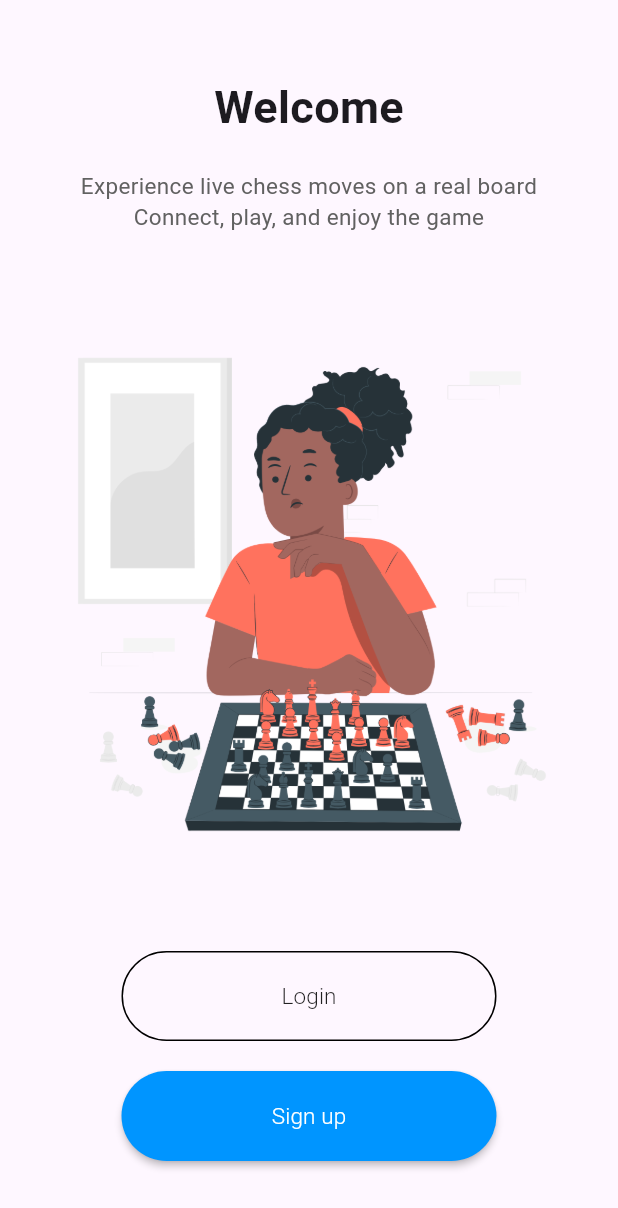
After one commit to udayaKavinda/e19-3yp-Smart-Chessboard, a Flutter app: the screen it shows after launch, on a phone screen of 412 x 824 dp. The commit adds this screen. Shown: the top 1208 px of the screen. Run offline on Flutter 3.47's test engine with Material 3 defaults, Android fonts, the phone set to English and light mode, and no system bars; our stand-ins replace socket_io_client; missing offline and left inert: flutter_chess_board; project files that could hold a hidden picture were left out.

Commit message:
routes updated

```diff
--- a/code/smartchessboard/lib/resources/socket_client.dart
+++ b/code/smartchessboard/lib/resources/socket_client.dart
@@ -6,7 +6,7 @@ class SocketClient {
   static SocketClient? _instance;
 
   SocketClient._internal() {
-    socket = IO.io('http://192.168.1.100:3000', <String, dynamic>{
+    socket = IO.io('http://192.168.1.101:3000', <String, dynamic>{
       'transports': ['websocket'],
       'autoconnect': false,
     });
--- a/code/smartchessboard/lib/screens/game_screen.dart
+++ b/code/smartchessboard/lib/screens/game_screen.dart
@@ -1,7 +1,6 @@
 import 'dart:math';
 
 import 'package:flutter/material.dart';
-import 'package:chess/chess.dart' as chesslib;
 import 'package:provider/provider.dart';
 import 'package:smartchessboard/provider/move_data_provider.dart';
 import 'package:smartchessboard/provider/room_data_provider.dart';
--- a/code/smartchessboard/lib/screens/login.dart
+++ b/code/smartchessboard/lib/screens/login_screen.dart
@@ -1,7 +1,9 @@
 import 'package:flutter/material.dart';
-import 'package:smartchessboard/screens/signup.dart';
+import 'package:smartchessboard/screens/signup_screen.dart';
 
 class LoginPage extends StatelessWidget {
+  static String routeName = '/login';
+  const LoginPage({super.key});
   @override
   Widget build(BuildContext context) {
     return Scaffold(
@@ -15,11 +17,11 @@ class LoginPage extends StatelessWidget {
           onPressed: () {
             Navigator.pop(context);
           },
-          icon: Icon(Icons.arrow_back_ios,
+          icon: Icon(
+            Icons.arrow_back_ios,
             size: 20,
-          color: Colors.black,),
-
-
+            color: Colors.black,
+          ),
         ),
       ),
       body: Container(
@@ -28,18 +30,24 @@ class LoginPage extends StatelessWidget {
         child: Column(
           mainAxisAlignment: MainAxisAlignment.spaceBetween,
           children: <Widget>[
-            Expanded(child: Column(
+            Expanded(
+                child: Column(
               mainAxisAlignment: MainAxisAlignment.spaceEvenly,
               children: <Widget>[
                 Column(
                   children: <Widget>[
-                    Text("Login",
-                    style: TextStyle(fontSize: 30, fontWeight: FontWeight.bold),),
-                    SizedBox(height: 20,),
-                    Text("Login to your account",
-                    style: TextStyle(
-                      fontSize: 15,
-                    color:Colors.grey[700]),)
+                    Text(
+                      "Login",
+                      style:
+                          TextStyle(fontSize: 30, fontWeight: FontWeight.bold),
+                    ),
+                    SizedBox(
+                      height: 20,
+                    ),
+                    Text(
+                      "Login to your account",
+                      style: TextStyle(fontSize: 15, color: Colors.grey[700]),
+                    )
                   ],
                 ),
                 Padding(
@@ -51,8 +59,8 @@ class LoginPage extends StatelessWidget {
                     ],
                   ),
                 ),
-                  Padding(padding:
-                  EdgeInsets.symmetric(horizontal: 40),
+                Padding(
+                  padding: EdgeInsets.symmetric(horizontal: 40),
                   child: Container(
                     padding: EdgeInsets.only(top: 3, left: 3),
                     child: MaterialButton(
@@ -63,47 +71,38 @@ class LoginPage extends StatelessWidget {
                       elevation: 0,
                       shape: RoundedRectangleBorder(
                         borderRadius: BorderRadius.circular(50),
-
                       ),
                       child: Text(
-                          "Login", style: TextStyle(
+                        "Login",
+                        style: TextStyle(
                           fontWeight: FontWeight.w600,
                           fontSize: 15,
                           color: Colors.white,
-
-                        ),
-                        ),
-
                         ),
                       ),
                     ),
-
-
+                  ),
+                ),
                 Row(
                   mainAxisAlignment: MainAxisAlignment.center,
                   children: <Widget>[
                     Text("Don't have an account?"),
-                    Text(" Sign up", style: TextStyle(
+                    Text(" Sign up",
+                        style: TextStyle(
                           fontWeight: FontWeight.w600,
                           fontSize: 15,
-
-                    )
-                    )
+                        ))
                   ],
                 ),
-
                 Container(
-                  padding: EdgeInsets.only(top: 100,bottom: 50),
+                  padding: EdgeInsets.only(top: 100, bottom: 50),
                   height: 300,
                   decoration: BoxDecoration(
                     image: DecorationImage(
                         image: AssetImage("assets/loginbackground.png"),
-                      fit: BoxFit.fitHeight
-                    ),
-
+                        fit: BoxFit.fitHeight),
                   ),
                 )
-
               ],
             ))
           ],
@@ -111,25 +110,17 @@ class LoginPage extends StatelessWidget {
       ),
     );
   }
-
 }
 
-
 // we will be creating a widget for text field
-Widget inputFile({label, obscureText = false})
-{
+Widget inputFile({label, obscureText = false}) {
   return Column(
-
     crossAxisAlignment: CrossAxisAlignment.start,
     children: <Widget>[
       Text(
         label,
         style: TextStyle(
-          fontSize: 15,
-          fontWeight: FontWeight.w400,
-          color:Colors.black87
-        ),
-
+            fontSize: 15, fontWeight: FontWeight.w400, color: Colors.black87),
       ),
       SizedBox(
         height: 5,
@@ -137,18 +128,14 @@ Widget inputFile({label, obscureText = false})
       TextField(
         obscureText: obscureText,
         decoration: InputDecoration(
-          contentPadding: EdgeInsets.symmetric(vertical: 0,
-          horizontal: 10),
+            contentPadding: EdgeInsets.symmetric(vertical: 0, horizontal: 10),
             enabledBorder: OutlineInputBorder(
-            borderSide: BorderSide(
-              color: const Color.fromARGB(255, 189, 189, 189)
-            ),
-
+              borderSide:
+                  BorderSide(color: const Color.fromARGB(255, 189, 189, 189)),
             ),
             border: OutlineInputBorder(
-            borderSide: BorderSide(color: const Color.fromARGB(255, 189, 189, 189))
-          )
-        ),
+                borderSide: BorderSide(
+                    color: const Color.fromARGB(255, 189, 189, 189)))),
       ),
       SizedBox(height: 10)
     ],
--- a/code/smartchessboard/lib/screens/signup.dart
+++ b/code/smartchessboard/lib/screens/signup_screen.dart
@@ -3,6 +3,8 @@ import 'dart:ui';
 import 'package:flutter/material.dart';
 
 class SignupPage extends StatelessWidget {
+  static String routeName = '/sign-up';
+  const SignupPage({super.key});
   @override
   Widget build(BuildContext context) {
     return Scaffold(
@@ -16,11 +18,11 @@ class SignupPage extends StatelessWidget {
           onPressed: () {
             Navigator.pop(context);
           },
-          icon: Icon(Icons.arrow_back_ios,
+          icon: Icon(
+            Icons.arrow_back_ios,
             size: 20,
-            color: Colors.black,),
-
-
+            color: Colors.black,
+          ),
         ),
       ),
       body: SingleChildScrollView(
@@ -33,20 +35,20 @@ class SignupPage extends StatelessWidget {
             children: <Widget>[
               Column(
                 children: <Widget>[
-
-                  Text("Sign up",
+                  Text(
+                    "Sign up",
                     style: TextStyle(
                       fontSize: 30,
                       fontWeight: FontWeight.bold,
-
-                  ),),
-                  SizedBox(height: 20,),
-                  Text("Create an account, It's free ",
-                    style: TextStyle(
-                        fontSize: 15,
-                        color:Colors.grey[700]),)
-
-
+                    ),
+                  ),
+                  SizedBox(
+                    height: 20,
+                  ),
+                  Text(
+                    "Create an account, It's free ",
+                    style: TextStyle(fontSize: 15, color: Colors.grey[700]),
+                  )
                 ],
               ),
               Column(
@@ -60,72 +62,51 @@ class SignupPage extends StatelessWidget {
               Container(
                 padding: EdgeInsets.only(top: 3, left: 3),
                 child: MaterialButton(
-                  minWidth:250,
+                  minWidth: 250,
                   height: 60,
                   onPressed: () {},
                   color: Color(0xff0095FF),
                   elevation: 0,
                   shape: RoundedRectangleBorder(
                     borderRadius: BorderRadius.circular(50),
-
                   ),
                   child: Text(
-                    "Sign up", style: TextStyle(
+                    "Sign up",
+                    style: TextStyle(
                       fontWeight: FontWeight.w600,
                       fontSize: 18,
                       color: Colors.white,
-
-
                     ),
                   ),
                 ),
-
-
-
               ),
               Row(
                 mainAxisAlignment: MainAxisAlignment.center,
                 children: <Widget>[
                   Text("Already have an account?"),
-                  Text(" Login", style:TextStyle(
-                      fontWeight: FontWeight.w600,
-                      fontSize: 18
-                  ),
+                  Text(
+                    " Login",
+                    style: TextStyle(fontWeight: FontWeight.w600, fontSize: 18),
                   )
                 ],
               )
-
-
-
             ],
-
           ),
-
-
         ),
-
       ),
-
     );
   }
 }
 
-
-
 // we will be creating a widget for text field
-Widget inputFile({label, obscureText = false})
-{
+Widget inputFile({label, obscureText = false}) {
   return Column(
     crossAxisAlignment: CrossAxisAlignment.start,
     children: <Widget>[
       Text(
         label,
         style: TextStyle(
-            fontSize: 15,
-            fontWeight: FontWeight.w400,
-            color:Colors.black87
-        ),
-
+            fontSize: 15, fontWeight: FontWeight.w400, color: Colors.black87),
       ),
       SizedBox(
         height: 5,
@@ -133,19 +114,14 @@ Widget inputFile({label, obscureText = false})
       TextField(
         obscureText: obscureText,
         decoration: InputDecoration(
-            contentPadding: EdgeInsets.symmetric(vertical: 0,
-                horizontal: 10),
+            contentPadding: EdgeInsets.symmetric(vertical: 0, horizontal: 10),
             enabledBorder: OutlineInputBorder(
-              borderSide: BorderSide(
-                  color: const Color.fromARGB(255, 189, 189, 189)
-              ),
-
+              borderSide:
+                  BorderSide(color: const Color.fromARGB(255, 189, 189, 189)),
             ),
             border: OutlineInputBorder(
-                borderSide: BorderSide(color: const Color.fromARGB(255, 189, 189, 189))
-
-            )
-        ),
+                borderSide: BorderSide(
+                    color: const Color.fromARGB(255, 189, 189, 189)))),
       ),
       SizedBox(height: 10)
     ],
--- /dev/null
+++ b/code/smartchessboard/lib/screens/welcome_screen.dart
@@ -0,0 +1,100 @@
+import 'package:flutter/material.dart';
+import 'package:smartchessboard/screens/login_screen.dart';
+import 'package:smartchessboard/screens/signup_screen.dart';
+
+class WelcomeScreen extends StatelessWidget {
+  static String routeName = '/welcome-screen';
+  const WelcomeScreen({super.key});
+  @override
+  Widget build(BuildContext context) {
+    return Scaffold(
+      body: SafeArea(
+        child: Container(
+          // we will give media query height
+          // double.infinity make it big as my parent allows
+          // while MediaQuery make it big as per the screen
+
+          width: double.infinity,
+          height: MediaQuery.of(context).size.height,
+          padding: EdgeInsets.symmetric(horizontal: 30, vertical: 50),
+          child: Column(
+            // even space distribution
+            mainAxisAlignment: MainAxisAlignment.spaceBetween,
+            crossAxisAlignment: CrossAxisAlignment.center,
+            children: <Widget>[
+              Column(
+                children: <Widget>[
+                  Text(
+                    "Welcome",
+                    style: TextStyle(
+                      fontWeight: FontWeight.bold,
+                      fontSize: 30,
+                    ),
+                  ),
+                  SizedBox(
+                    height: 20,
+                  ),
+                  Text(
+                    "Experience live chess moves on a real board\nConnect, play, and enjoy the game",
+                    textAlign: TextAlign.center,
+                    style: TextStyle(
+                      color: Colors.grey[700],
+                      fontSize: 15,
+                    ),
+                  )
+                ],
+              ),
+              Container(
+                height: MediaQuery.of(context).size.height / 2,
+                decoration: BoxDecoration(
+                    image: DecorationImage(
+                        image: AssetImage("assets/welcome.png"))),
+              ),
+              Column(
+                children: <Widget>[
+                  // the login button
+                  MaterialButton(
+                    minWidth: 250,
+                    height: 60,
+                    onPressed: () {
+                      Navigator.pushNamed(context, LoginPage.routeName);
+                    },
+                    // defining the shape
+                    shape: RoundedRectangleBorder(
+                        side: BorderSide(color: Colors.black),
+                        borderRadius: BorderRadius.circular(50)),
+                    child: Text(
+                      "Login",
+                      style:
+                          TextStyle(fontWeight: FontWeight.w300, fontSize: 15),
+                    ),
+                  ),
+                  // creating the signup button
+                  SizedBox(height: 20),
+                  MaterialButton(
+                    minWidth: 250,
+                    height: 60,
+                    onPressed: () {
+                      Navigator.pushNamed(context, SignupPage.routeName);
+                    },
+                    color: Color(0xff0095FF),
+                    shape: RoundedRectangleBorder(
+                      borderRadius: BorderRadius.circular(50),
+                    ),
+                    child: Text(
+                      "Sign up",
+                      style: TextStyle(
+                          color: Colors.white,
+                          fontWeight: FontWeight.w300,
+                          fontSize: 15),
+                    ),
+                  )
+                ],
+              )
+            ],
+          ),
+        ),
+      ),
+    );
+  }
+}
```
Also changed, not shown: code/smartchessboard/lib/main.dart (+8 -116 lines). Lines whose indentation alone changed are shown as unchanged.
